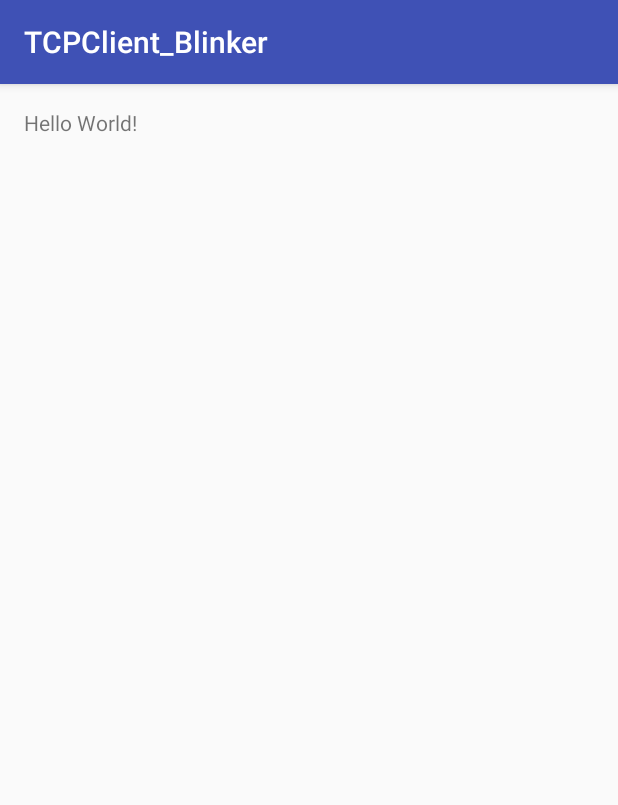
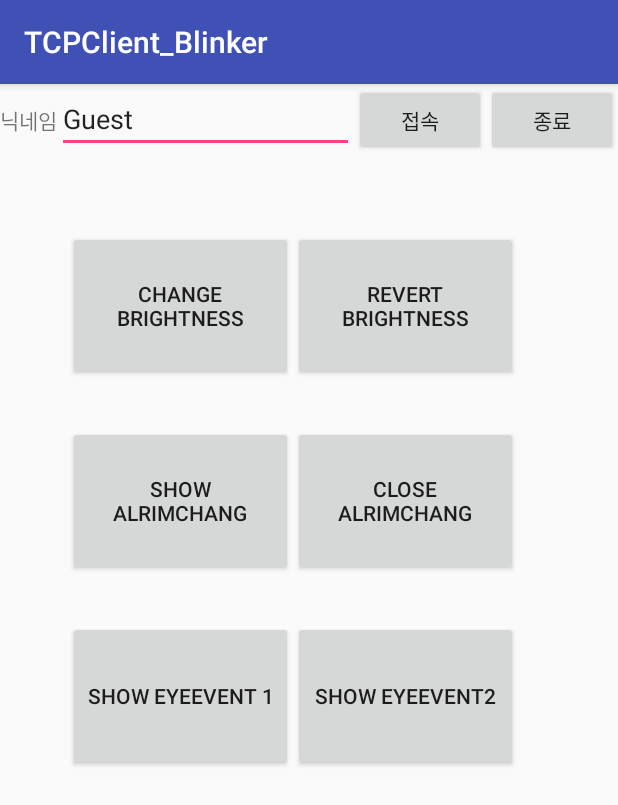
Before and after one commit to ParkMinHyun/CommunicationOfAndroid_C-, an Android app: the screen it shows after launch (MainActivity), on a phone screen of 412 x 824 dp. Shown: the top 805 px of the screen. Run offline under Robolectric (Android 15) with nearby library versions, the phone set to English and light mode, and no system bars.

Commit message:
TCP android Client UI 설정

```diff
--- a/TCPClient_Blinker/app/src/main/res/layout/activity_main.xml
+++ b/TCPClient_Blinker/app/src/main/res/layout/activity_main.xml
@@ -1,16 +1,96 @@
 <?xml version="1.0" encoding="utf-8"?>
-<RelativeLayout xmlns:android="http://schemas.android.com/apk/res/android"
-    xmlns:tools="http://schemas.android.com/tools"
-    android:layout_width="match_parent"
-    android:layout_height="match_parent"
-    android:paddingBottom="@dimen/activity_vertical_margin"
-    android:paddingLeft="@dimen/activity_horizontal_margin"
-    android:paddingRight="@dimen/activity_horizontal_margin"
-    android:paddingTop="@dimen/activity_vertical_margin"
-    tools:context="com.example.blackman.tcpclient_blinker.MainActivity">
+<LinearLayout xmlns:android="http://schemas.android.com/apk/res/android"
+    android:orientation="vertical"
+    android:layout_width="fill_parent"
+    android:layout_height="fill_parent"
+    >
+    <LinearLayout
+        android:layout_height="wrap_content"
+        android:layout_width="fill_parent">
+        <TextView
+            android:text="닉네임"
+            android:layout_width="wrap_content"
+            android:layout_height="wrap_content">
+        </TextView>
+        <EditText
+            android:text="Guest"
+            android:id="@+id/connText"
+            android:layout_width="wrap_content"
+            android:layout_height="wrap_content"
+            android:layout_weight="1">
+        </EditText>
+        <Button
+            android:text=" 접속 "
+            android:id="@+id/connBtn"
+            android:layout_width="wrap_content"
+            android:layout_height="wrap_content"
+            android:onClick="connBtnClick">
+        </Button>
+        <Button
+            android:text=" 종료 "
+            android:id="@+id/closeBtn"
+            android:layout_width="wrap_content"
+            android:layout_height="wrap_content"
+            android:onClick="connBtnClick">
+        </Button>
+    </LinearLayout>
 
-    <TextView
-        android:layout_width="wrap_content"
-        android:layout_height="wrap_content"
-        android:text="Hello World!" />
-</RelativeLayout>
+        <RelativeLayout
+            android:layout_marginLeft="45dp"
+            android:layout_width="fill_parent"
+            android:layout_height="fill_parent">
+
+            <Button
+                android:layout_marginTop="50dp"
+                android:layout_width="150dp"
+                android:layout_height="100dp"
+                android:text="Change Brightness"
+                android:id="@+id/changeBrightBtn" />
+
+            <Button
+                android:layout_marginTop="50dp"
+                android:layout_toRightOf="@id/changeBrightBtn"
+                android:layout_width="150dp"
+                android:layout_height="100dp"
+                android:text="Revert Brightness"
+                android:id="@+id/revertBrightBtn" />
+
+            <Button
+                android:layout_below="@id/changeBrightBtn"
+                android:layout_marginTop="30dp"
+                android:layout_width="150dp"
+                android:layout_height="100dp"
+                android:text="Show Alrimchang"
+                android:id="@+id/showAlrimchangBtn" />
+
+
+            <Button
+                android:layout_below="@id/revertBrightBtn"
+                android:layout_toRightOf="@id/showAlrimchangBtn"
+                android:layout_marginTop="30dp"
+                android:layout_width="150dp"
+                android:layout_height="100dp"
+                android:text="Close Alrimchang"
+                android:id="@+id/closeAlrimchangBtn" />
+
+
+            <Button
+                android:layout_below="@id/showAlrimchangBtn"
+                android:layout_marginTop="30dp"
+                android:layout_width="150dp"
+                android:layout_height="100dp"
+                android:text="Show EyeEvent 1"
+                android:id="@+id/eyeEvent1Btn" />
+
+
+            <Button
+                android:layout_below="@id/closeAlrimchangBtn"
+                android:layout_toRightOf="@id/eyeEvent1Btn"
+                android:layout_marginTop="30dp"
+                android:layout_width="150dp"
+                android:layout_height="100dp"
+                android:text="Show EyeEvent2"
+                android:id="@+id/eyeEvent2Btn" />
+        </RelativeLayout>
+
+</LinearLayout>
```
Also changed, not shown: TCPClient_Blinker/app/src/main/AndroidManifest.xml (line endings or trailing spaces), 1 other file.
